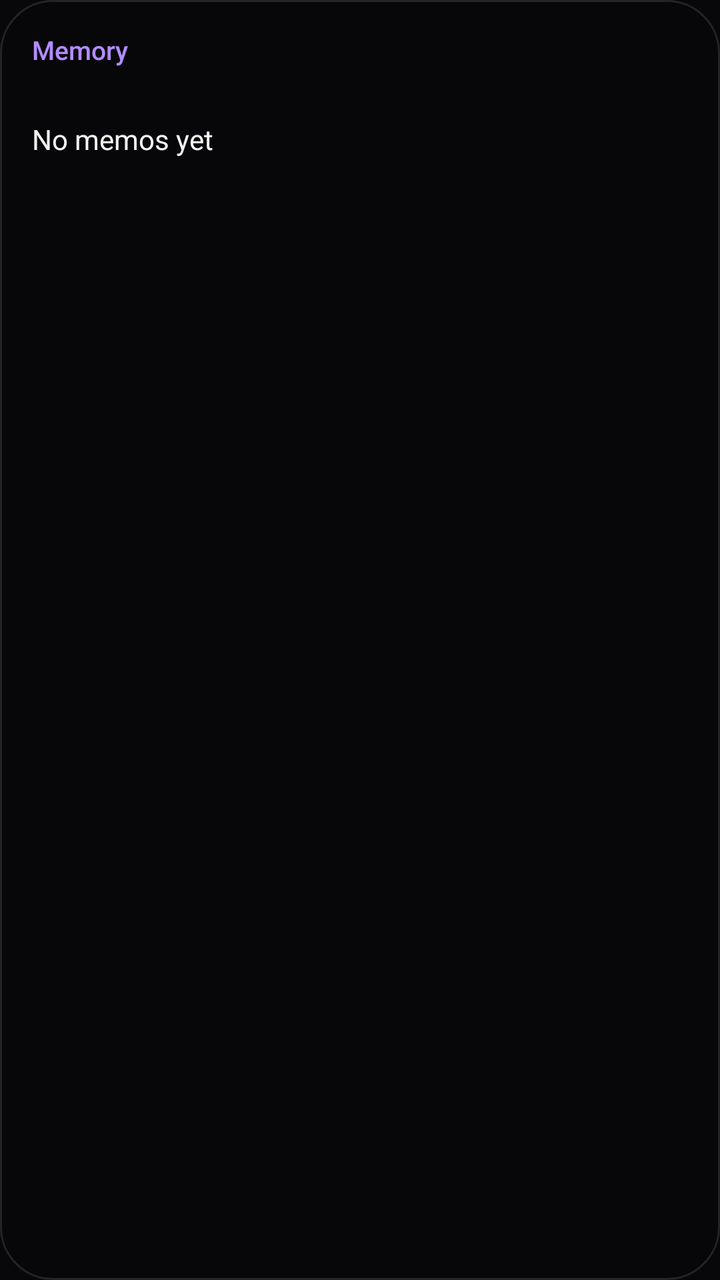
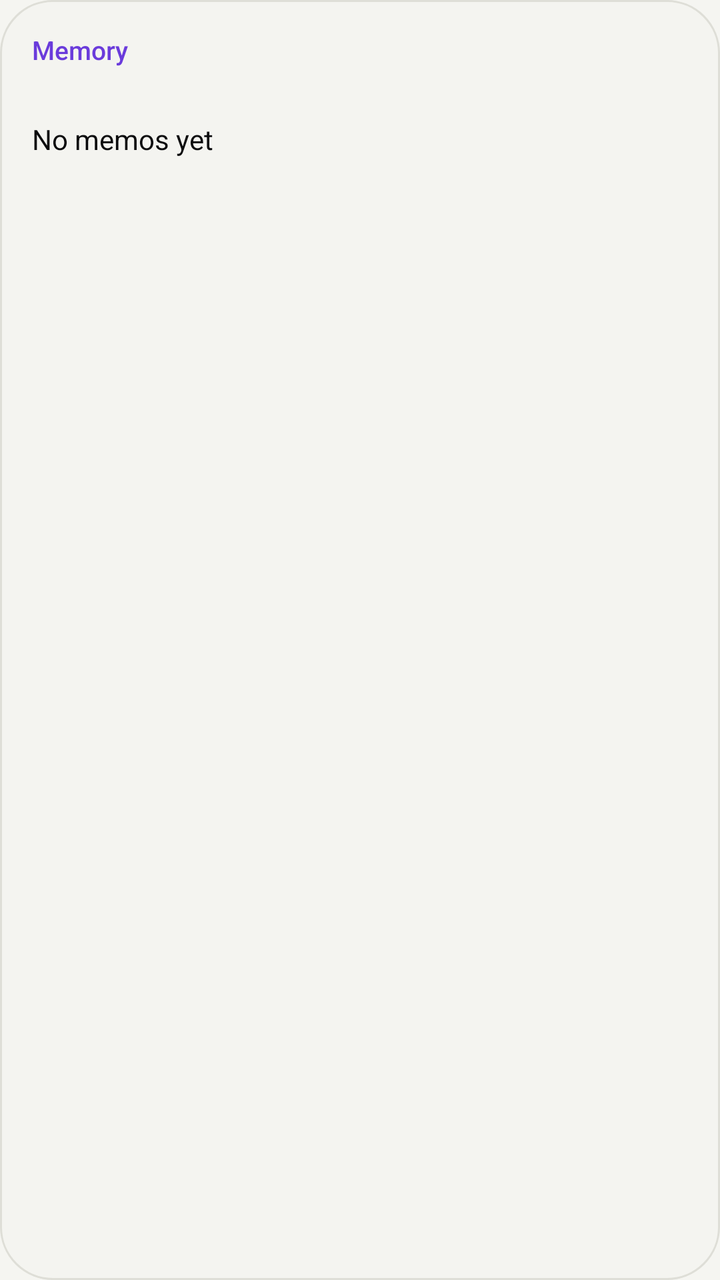

Before-and-after screenshots of an Android layout around one commit, followed by the original layout XML and the change that was made.
<!-- AndroidManifest.xml: application theme Theme.MemoCtrl -->
<!-- res/layout/widget_memory.xml -->
<?xml version="1.0" encoding="utf-8"?>
<LinearLayout xmlns:android="http://schemas.android.com/apk/res/android"
    android:id="@+id/widget_root"
    android:layout_width="match_parent"
    android:layout_height="match_parent"
    android:background="@drawable/widget_background"
    android:orientation="vertical"
    android:padding="16dp">

    <TextView
        android:id="@+id/memory_label"
        android:layout_width="wrap_content"
        android:layout_height="wrap_content"
        android:fontFamily="sans-serif-medium"
        android:text="@string/widget_memory_title"
        android:textColor="#FFB48CFF"
        android:textSize="13sp" />

    <TextView
        android:id="@+id/memory_date"
        android:layout_width="wrap_content"
        android:layout_height="wrap_content"
        android:layout_marginTop="2dp"
        android:textColor="#FFA3A3AB"
        android:textSize="12sp" />

    <TextView
        android:id="@+id/memory_content"
        android:layout_width="match_parent"
        android:layout_height="0dp"
        android:layout_marginTop="8dp"
        android:layout_weight="1"
        android:ellipsize="end"
        android:text="@string/widget_empty"
        android:textColor="#FFF4F4F2"
        android:textSize="14sp" />
</LinearLayout>
<!-- resources referenced by this layout -->
<resources>
  <!-- drawable widget_background (drawable) -->
  <?xml version="1.0" encoding="utf-8"?>
  <shape xmlns:android="http://schemas.android.com/apk/res/android" android:shape="rectangle">
      <solid android:color="#F208080A" />
      <corners android:radius="26dp" />
      <stroke android:width="1dp" android:color="#FF232328" />
  </shape>
  <string name="widget_empty">No memos yet</string>
  <string name="widget_memory_title">Memory</string>
  <style name="Theme.MemoCtrl" parent="android:Theme.Material.NoActionBar">
          <item name="android:windowBackground">@color/window_bg</item>
          <item name="android:statusBarColor">@android:color/transparent</item>
          <item name="android:navigationBarColor">@android:color/transparent</item>
          <item name="android:windowLightStatusBar">false</item>
          <item name="android:windowLightNavigationBar">false</item>
          <item name="android:colorAccent">#FFB48CFF</item>
      </style>
  <color name="window_bg">#FF08080A</color>
</resources>

<!-- the commit's change to res/layout/widget_memory.xml (unified diff, before → after) -->
@@ -13,7 +13,7 @@
         android:layout_height="wrap_content"
         android:fontFamily="sans-serif-medium"
         android:text="@string/widget_memory_title"
-        android:textColor="#FFB48CFF"
+        android:textColor="@color/ctrl_accent_text"
         android:textSize="13sp" />
 
     <TextView
@@ -21,7 +21,7 @@
         android:layout_width="wrap_content"
         android:layout_height="wrap_content"
         android:layout_marginTop="2dp"
-        android:textColor="#FFA3A3AB"
+        android:textColor="@color/ctrl_muted"
         android:textSize="12sp" />
 
     <TextView
@@ -32,6 +32,6 @@
         android:layout_weight="1"
         android:ellipsize="end"
         android:text="@string/widget_empty"
-        android:textColor="#FFF4F4F2"
+        android:textColor="@color/ctrl_text"
         android:textSize="14sp" />
 </LinearLayout>
<!-- resource entries referenced after the edit -->
@@ -1,22 +1,27 @@
 <!-- resources referenced by this layout -->
 <resources>
+  <color name="ctrl_accent_text">#FF6A3BDB</color>
+  <color name="ctrl_muted">#FF5C5C64</color>
+  <color name="ctrl_text">#FF0B0B0D</color>
   <!-- drawable widget_background (drawable) -->
   <?xml version="1.0" encoding="utf-8"?>
   <shape xmlns:android="http://schemas.android.com/apk/res/android" android:shape="rectangle">
-      <solid android:color="#F208080A" />
+      <solid android:color="@color/widget_bg" />
       <corners android:radius="26dp" />
-      <stroke android:width="1dp" android:color="#FF232328" />
+      <stroke android:width="1dp" android:color="@color/ctrl_outline" />
   </shape>
   <string name="widget_empty">No memos yet</string>
   <string name="widget_memory_title">Memory</string>
-  <style name="Theme.MemoCtrl" parent="android:Theme.Material.NoActionBar">
+  <style name="Theme.MemoCtrl" parent="android:Theme.Material.Light.NoActionBar">
           <item name="android:windowBackground">@color/window_bg</item>
           <item name="android:statusBarColor">@android:color/transparent</item>
           <item name="android:navigationBarColor">@android:color/transparent</item>
-          <item name="android:windowLightStatusBar">false</item>
-          <item name="android:windowLightNavigationBar">false</item>
-          <item name="android:colorAccent">#FFB48CFF</item>
+          <item name="android:windowLightStatusBar">true</item>
+          <item name="android:windowLightNavigationBar">true</item>
+          <item name="android:colorAccent">@color/ctrl_accent_text</item>
       </style>
-  <color name="window_bg">#FF08080A</color>
+  <color name="widget_bg">#F2F5F5F1</color>
+  <color name="ctrl_outline">#FFDEDED7</color>
+  <color name="window_bg">#FFF5F5F1</color>
 </resources>
 
